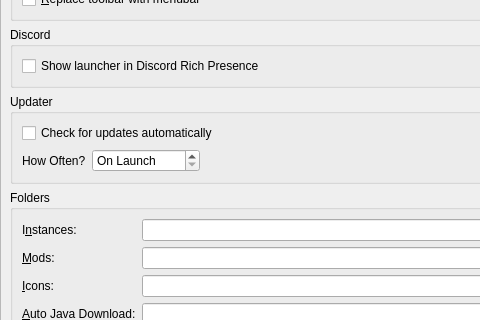
First picture: the form in launcher/ui/pages/global/LauncherPage.ui, repository FreesmTeam/FreesmLauncher, before the edit; both pictures show x 0 to 480 and y 232 to 552 of the 767 by 796 pixel window.
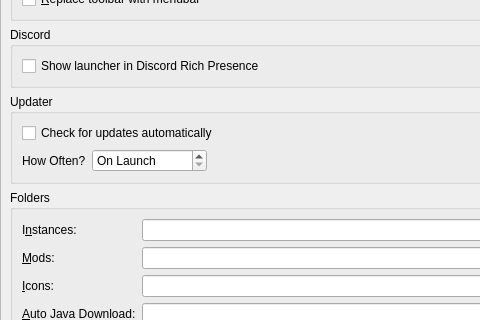
Second picture: the form after the edit.

Commit message: fix(ui): add missing spaces in spinbox suffixes

Diff of the .ui file:
```diff
--- a/launcher/ui/pages/global/LauncherPage.ui
+++ b/launcher/ui/pages/global/LauncherPage.ui
@@ -211,10 +211,10 @@
                <string>On Launch</string>
               </property>
               <property name="suffix">
-                  <string>hours</string>
+                  <string> hours</string>
               </property>
               <property name="prefix">
-                  <string>Every</string>
+                  <string>Every </string>
               </property>
               <property name="minimum">
                <number>0</number>
```
Left out of the diff: 2 changed lines with no effect on the pictures. The commit also changes 2 other files.
